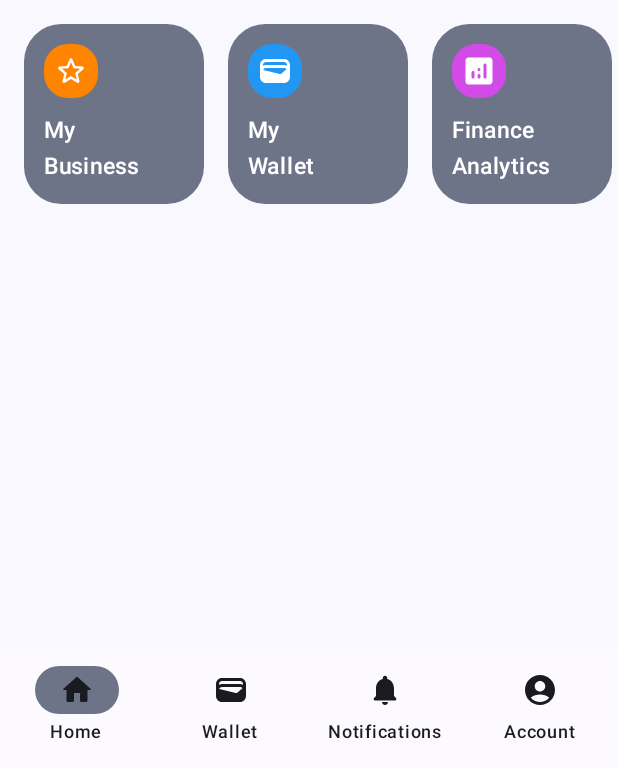
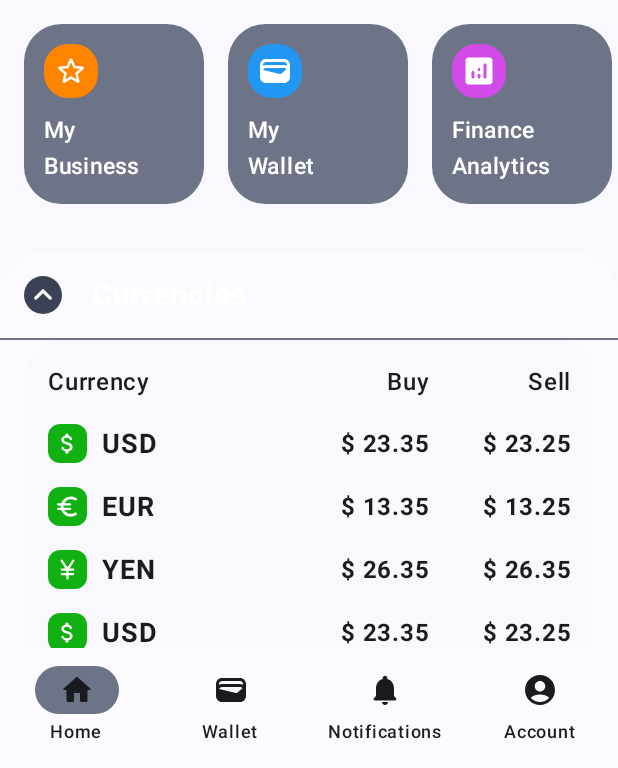
Before and after one commit to utkarsh125/kotlin-financeapp, an Android app built with Jetpack Compose: the screen it shows after launch (MainActivity), after a tap on "Search", on a phone screen of 412 x 824 dp, the part 468-1236 px from its top. Run offline under Robolectric (Android 15) with nearby library versions, the phone set to English and light mode, and no system bars; our stand-ins replace accompanist; 1 other tap on this screen came first.

Commit message:
UI: completion

```diff
--- /dev/null
+++ b/app/src/main/java/com/example/bankingapp/CurrenciesSection.kt
@@ -0,0 +1,297 @@
+package com.ahmedapps.bankningappui
+
+import androidx.compose.animation.animateContentSize
+import androidx.compose.foundation.background
+import androidx.compose.foundation.clickable
+import androidx.compose.foundation.layout.Box
+import androidx.compose.foundation.layout.BoxWithConstraints
+import androidx.compose.foundation.layout.Column
+import androidx.compose.foundation.layout.Row
+import androidx.compose.foundation.layout.Spacer
+import androidx.compose.foundation.layout.fillMaxSize
+import androidx.compose.foundation.layout.fillMaxWidth
+import androidx.compose.foundation.layout.height
+import androidx.compose.foundation.layout.padding
+import androidx.compose.foundation.layout.size
+import androidx.compose.foundation.layout.width
+import androidx.compose.foundation.lazy.LazyColumn
+import androidx.compose.foundation.shape.CircleShape
+import androidx.compose.foundation.shape.RoundedCornerShape
+import androidx.compose.material.icons.Icons
+import androidx.compose.material.icons.rounded.AttachMoney
+import androidx.compose.material.icons.rounded.CurrencyYen
+import androidx.compose.material.icons.rounded.Euro
+import androidx.compose.material.icons.rounded.KeyboardArrowDown
+import androidx.compose.material.icons.rounded.KeyboardArrowUp
+import androidx.compose.material3.Icon
+import androidx.compose.material3.MaterialTheme
+import androidx.compose.material3.Text
+import androidx.compose.runtime.Composable
+import androidx.compose.runtime.getValue
+import androidx.compose.runtime.mutableStateOf
+import androidx.compose.runtime.remember
+import androidx.compose.runtime.setValue
+import androidx.compose.ui.Alignment
+import androidx.compose.ui.Modifier
+import androidx.compose.ui.draw.clip
+import androidx.compose.ui.graphics.Color
+import androidx.compose.ui.text.font.FontWeight
+import androidx.compose.ui.text.style.TextAlign
+import androidx.compose.ui.tooling.preview.Preview
+import androidx.compose.ui.unit.Dp
+import androidx.compose.ui.unit.dp
+import androidx.compose.ui.unit.sp
+import com.example.bankingapp.data.Currency
+import com.example.bankingapp.ui.theme.GreenStart
+
+
+val currencies = listOf(
+    Currency(
+        name = "USD",
+        buy = 23.35f,
+        sell = 23.25f,
+        icon = Icons.Rounded.AttachMoney
+    ),
+
+    Currency(
+        name = "EUR",
+        buy = 13.35f,
+        sell = 13.25f,
+        icon = Icons.Rounded.Euro
+    ),
+
+    Currency(
+        name = "YEN",
+        buy = 26.35f,
+        sell = 26.35f,
+        icon = Icons.Rounded.CurrencyYen
+    ),
+
+    Currency(
+        name = "USD",
+        buy = 23.35f,
+        sell = 23.25f,
+        icon = Icons.Rounded.AttachMoney
+    ),
+
+    Currency(
+        name = "EUR",
+        buy = 63.35f,
+        sell = 73.25f,
+        icon = Icons.Rounded.Euro
+    ),
+
+    Currency(
+        name = "YEN",
+        buy = 16.35f,
+        sell = 16.35f,
+        icon = Icons.Rounded.CurrencyYen
+    ),
+)
+
+@Preview
+@Composable
+fun CurrenciesSection() {
+    var isVisible by remember {
+        mutableStateOf(false)
+    }
+    var iconState by remember {
+        mutableStateOf(Icons.Rounded.KeyboardArrowUp)
+    }
+
+    Box(
+        modifier = Modifier
+            .fillMaxSize()
+            .padding(top = 32.dp),
+        contentAlignment = Alignment.BottomCenter
+    ) {
+
+        Column(
+            modifier = Modifier
+                .clip(RoundedCornerShape(topStart = 30.dp, topEnd = 30.dp))
+                .background(MaterialTheme.colorScheme.inverseOnSurface)
+                .animateContentSize()
+        ) {
+
+            Row(
+                modifier = Modifier
+                    .padding(16.dp)
+                    .animateContentSize()
+                    .fillMaxWidth(),
+                verticalAlignment = Alignment.CenterVertically
+            ) {
+
+                Box(modifier = Modifier
+                    .clip(CircleShape)
+                    .background(MaterialTheme.colorScheme.secondary)
+                    .clickable {
+                        isVisible = !isVisible
+                        iconState = if (isVisible) {
+                            Icons.Rounded.KeyboardArrowUp
+                        } else {
+                            Icons.Rounded.KeyboardArrowDown
+                        }
+                    }
+                ) {
+                    Icon(
+                        modifier = Modifier.size(25.dp),
+                        imageVector = iconState,
+                        contentDescription = "Currencies",
+                        tint = MaterialTheme.colorScheme.onSecondary
+                    )
+                }
+
+                Spacer(modifier = Modifier.width(20.dp))
+
+                Text(
+                    text = "Currencies",
+                    fontSize = 20.sp,
+                    color = MaterialTheme.colorScheme.onSecondaryContainer,
+                    fontWeight = FontWeight.Bold
+                )
+
+            }
+
+            Spacer(
+                modifier = Modifier
+                    .height(1.dp)
+                    .fillMaxWidth()
+                    .background(MaterialTheme.colorScheme.secondaryContainer)
+            )
+
+            if (isVisible) {
+                BoxWithConstraints(
+                    modifier = Modifier
+                        .fillMaxSize()
+                        .padding(horizontal = 16.dp)
+                        .clip(RoundedCornerShape(topStart = 25.dp, topEnd = 25.dp))
+                        .background(MaterialTheme.colorScheme.background)
+                ) {
+
+                    val boxWithConstraintsScope = this
+                    val width = boxWithConstraintsScope.maxWidth / 3
+
+                    Column(
+                        modifier = Modifier
+                            .fillMaxWidth()
+                            .padding(horizontal = 16.dp)
+                    ) {
+
+                        Spacer(modifier = Modifier.height(16.dp))
+
+                        Row(
+                            modifier = Modifier.fillMaxWidth()
+                        ) {
+
+                            Text(
+                                modifier = Modifier.width(width),
+                                text = "Currency",
+                                fontWeight = FontWeight.SemiBold,
+                                fontSize = 16.sp,
+                                color = MaterialTheme.colorScheme.onBackground
+                            )
+
+
+                            Text(
+                                modifier = Modifier.width(width),
+                                text = "Buy",
+                                fontWeight = FontWeight.SemiBold,
+                                fontSize = 16.sp,
+                                color = MaterialTheme.colorScheme.onBackground,
+                                textAlign = TextAlign.End
+                            )
+
+
+                            Text(
+                                modifier = Modifier.width(width),
+                                text = "Sell",
+                                fontWeight = FontWeight.SemiBold,
+                                fontSize = 16.sp,
+                                color = MaterialTheme.colorScheme.onBackground,
+                                textAlign = TextAlign.End
+                            )
+                        }
+
+                        Spacer(modifier = Modifier.height(16.dp))
+
+                        LazyColumn {
+                            items(currencies.size) { index ->
+                                CurrencyItem(
+                                    index = index,
+                                    width = width
+                                )
+                            }
+                        }
+
+                    }
+                }
+            }
+        }
+
+    }
+
+}
+
+@Composable
+fun CurrencyItem(index: Int, width: Dp) {
+    val currency = currencies[index]
+
+    Row(
+        modifier = Modifier
+            .fillMaxWidth()
+            .padding(bottom = 16.dp),
+        verticalAlignment = Alignment.CenterVertically
+    ) {
+
+        Row(
+            modifier = Modifier.width(width),
+            verticalAlignment = Alignment.CenterVertically
+        ) {
+            Box(
+                modifier = Modifier
+                    .clip(RoundedCornerShape(8.dp))
+                    .background(GreenStart)
+                    .padding(4.dp)
+            ) {
+                Icon(
+                    modifier = Modifier.size(18.dp),
+                    imageVector = currency.icon,
+                    contentDescription = currency.name,
+                    tint = Color.White
+                )
+            }
+
+            Text(
+                modifier = Modifier
+                    .padding(start = 10.dp),
+                text = currency.name,
+                fontWeight = FontWeight.Bold,
+                fontSize = 18.sp,
+                color = MaterialTheme.colorScheme.onBackground,
+            )
+        }
+
+        Text(
+            modifier = Modifier
+                .width(width)
+                .padding(start = 10.dp),
+            text = "$ ${currency.buy}",
+            fontWeight = FontWeight.Bold,
+            fontSize = 16.sp,
+            color = MaterialTheme.colorScheme.onBackground,
+            textAlign = TextAlign.End
+        )
+
+        Text(
+            modifier = Modifier
+                .width(width)
+                .padding(start = 10.dp),
+            text = "$ ${currency.sell}",
+            fontWeight = FontWeight.Bold,
+            fontSize = 16.sp,
+            color = MaterialTheme.colorScheme.onBackground,
+            textAlign = TextAlign.End
+        )
+
+    }
+}
--- a/app/src/main/java/com/example/bankingapp/MainActivity.kt
+++ b/app/src/main/java/com/example/bankingapp/MainActivity.kt
@@ -19,6 +19,7 @@ import androidx.compose.ui.Modifier
 import androidx.compose.ui.graphics.Color
 import androidx.compose.ui.tooling.preview.Preview
 import androidx.compose.ui.unit.dp
+import com.ahmedapps.bankningappui.CurrenciesSection
 import com.example.bankingapp.ui.theme.BankingAppTheme
 import com.google.accompanist.systemuicontroller.rememberSystemUiController
 
@@ -79,7 +80,7 @@ fun HomeScreen(){
             Spacer(modifier = Modifier.height(16.dp))
 
             FinanceSection()
-            //CurrenciesSection()
+            CurrenciesSection()
         }
 
     }
--- /dev/null
+++ b/app/src/main/java/com/example/bankingapp/data/Currency.kt
@@ -0,0 +1,10 @@
+package com.example.bankingapp.data
+
+import androidx.compose.ui.graphics.vector.ImageVector
+
+data class Currency (
+    val name: String,
+    val buy: Float,
+    val sell: Float,
+    val icon: ImageVector
+)
```
Also changed, not shown: 4 other files.
